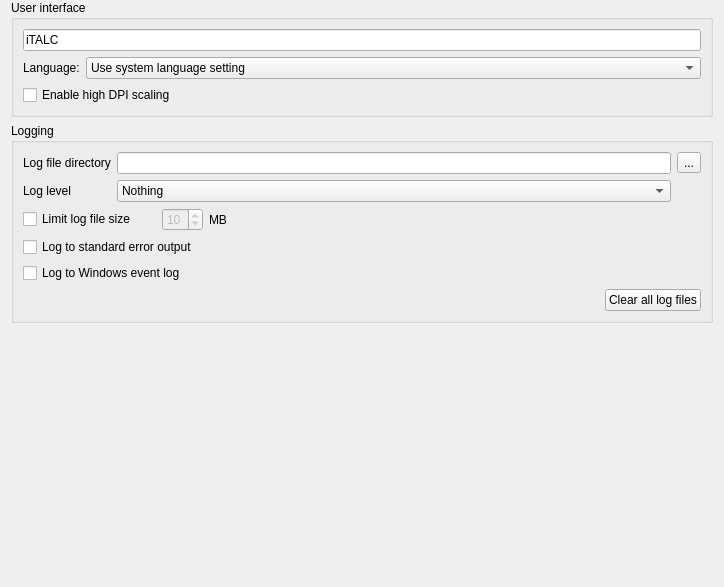
Qt form configurator/forms/GeneralConfigurationPage.ui (veyon/veyon) before a commit.
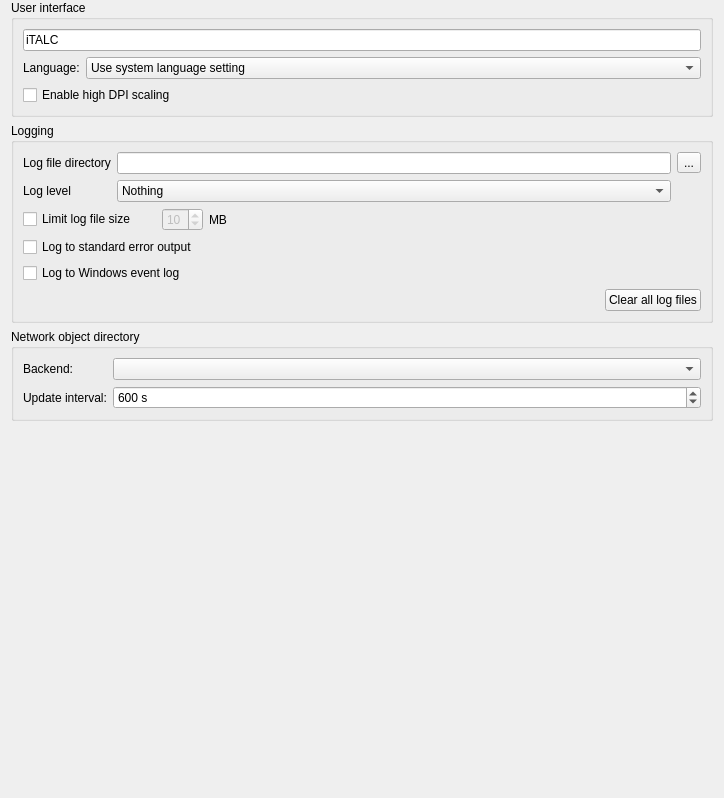
The same form after that commit. Icons and pictures are not drawn.

Commit message: Configurator: General: add network object directory configuration widgets

```diff
--- a/configurator/forms/GeneralConfigurationPage.ui
+++ b/configurator/forms/GeneralConfigurationPage.ui
@@ -7,7 +7,7 @@
     <x>0</x>
     <y>0</y>
     <width>724</width>
-    <height>587</height>
+    <height>798</height>
    </rect>
   </property>
   <layout class="QVBoxLayout" name="verticalLayout_14">
@@ -242,6 +242,48 @@
      </layout>
     </widget>
    </item>
+   <item>
+    <widget class="QGroupBox" name="groupBox_12">
+     <property name="title">
+      <string>Network object directory</string>
+     </property>
+     <layout class="QGridLayout" name="gridLayout_14" columnstretch="0,1">
+      <item row="0" column="0">
+       <widget class="QLabel" name="label">
+        <property name="text">
+         <string>Backend:</string>
+        </property>
+       </widget>
+      </item>
+      <item row="0" column="1">
+       <widget class="QComboBox" name="networkObjectDirectoryBackend"/>
+      </item>
+      <item row="1" column="0">
+       <widget class="QLabel" name="label_40">
+        <property name="text">
+         <string>Update interval:</string>
+        </property>
+       </widget>
+      </item>
+      <item row="1" column="1">
+       <widget class="QSpinBox" name="networkObjectDirectoryUpdateInterval">
+        <property name="suffix">
+         <string> s</string>
+        </property>
+        <property name="minimum">
+         <number>10</number>
+        </property>
+        <property name="maximum">
+         <number>3600</number>
+        </property>
+        <property name="value">
+         <number>600</number>
+        </property>
+       </widget>
+      </item>
+     </layout>
+    </widget>
+   </item>
    <item>
     <spacer name="verticalSpacer_2">
      <property name="orientation">
```
The commit also changes 1 other file.
